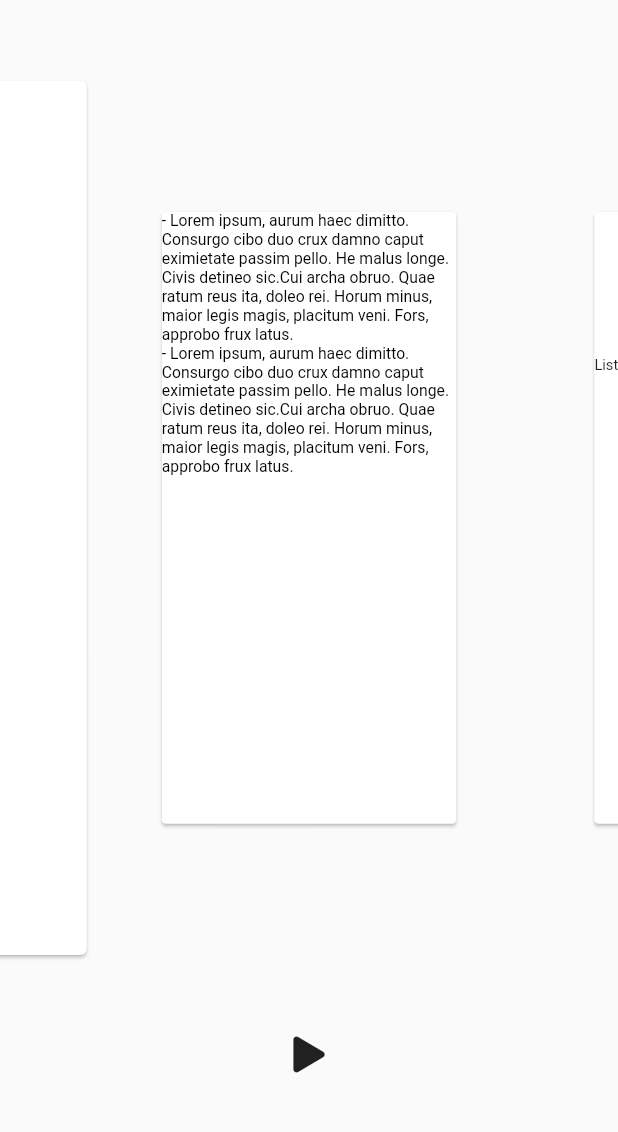
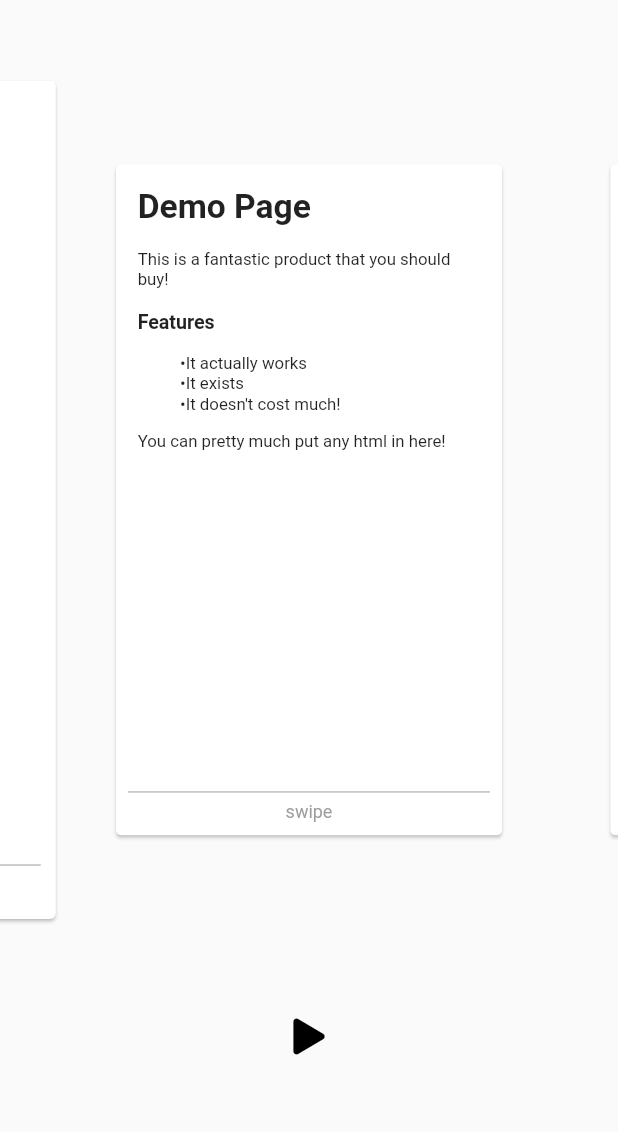
Before and after one commit to kammaii/podo, a Flutter app: the LessonFrame screen opened directly, swiped to page 2, on a phone screen of 412 x 824 dp, the part 89-1221 px from its top. Run offline on Flutter 3.47's test engine with Material 2 defaults, Android fonts, the phone set to English and light mode, and no system bars; drawn by our look-alikes of card_swiper, flutter_html, percent_indicator; our stand-ins replace animated_text_kit, flutter_login, font_awesome_flutter, get, package_info, persistent_bottom_nav_bar.

Commit message:
fixing lesson frame / should fix getx audio btn

```diff
--- a/lib/lessons/lesson_card.dart
+++ b/lib/lessons/lesson_card.dart
@@ -1,3 +1,5 @@
+import 'package:flutter_html/flutter_html.dart';
+
 class LessonCard {
   final String lessonId;
   final int orderId;
@@ -5,7 +7,7 @@ class LessonCard {
   final String? kr;
   final String? en;
   final String? pronun;
-  final List<String>? explain;
+  final Html? explain;
   final String? audio;
   final String? question;
   final List<String>? examples;
--- a/lib/screens/lesson/lesson_frame.dart
+++ b/lib/screens/lesson/lesson_frame.dart
@@ -1,6 +1,8 @@
 import 'package:card_swiper/card_swiper.dart';
 import 'package:flutter/material.dart';
+import 'package:flutter_html/flutter_html.dart';
 import 'package:font_awesome_flutter/font_awesome_flutter.dart';
+import 'package:get/get.dart';
 import 'package:podo/common_widgets/my_widget.dart';
 import 'package:podo/lessons/lesson_card.dart';
 import 'package:podo/values/my_colors.dart';
@@ -11,23 +13,40 @@ class LessonFrame extends StatefulWidget {
   const LessonFrame({Key? key}) : super(key: key);
 
   @override
-  _LessonFrameState createState() => _LessonFrameState();
+  State<LessonFrame> createState() => _LessonFrameState();
 }
 
 class _LessonFrameState extends State<LessonFrame> {
+  LessonCard subjectSample = LessonCard('beginner_01', 0, MyStrings.subject, kr: '~후에', en: 'after~');
 
-  LessonCard subjectSample = LessonCard('beginner_01', 0, MyStrings.subject, kr: '~후에', en: 'after~');
-  LessonCard explainSample = LessonCard('beginner_01', 1, MyStrings.explain, explain: [MyStrings.lorem, MyStrings.lorem]);
+  LessonCard explainSample = LessonCard('beginner_01', 1, MyStrings.explain, explain: Html(
+      data: """<div>
+        <h1>Demo Page</h1>
+        <p>This is a fantastic product that you should buy!</p>
+        <h3>Features</h3>
+        <ul>
+          <li>It actually works</li>
+          <li>It exists</li>
+          <li>It doesn't cost much!</li>
+        </ul>
+        <!--You can pretty much put any html in here!-->
+      </div>"""));
+
   LessonCard practiceSample = LessonCard('beginner_01', 2, MyStrings.practice, kr: '밥을 먹어요', pronun: '[바블머거요]', en: 'I have a meal', audio: 'practice.mp3');
+
   LessonCard speakSample = LessonCard('beginner_01', 3, MyStrings.speak, kr: '학교에 가요', en: 'I go to school', audio: 'speak.mp3');
-  LessonCard quizSample = LessonCard('beginner_01', 4, MyStrings.quiz, question: '기역', examples: ['ㄱ', 'ㄴ','ㄷ','ㄹ'], audio: 'quiz.mp3');
+
+  LessonCard quizSample = LessonCard('beginner_01', 4, MyStrings.quiz, question: 'Listen and click the answer', examples: ['ㄱ', 'ㄴ','ㄷ','ㄹ'], audio: 'quiz.mp3');
 
   List<LessonCard> cards = [];
+
+  final controller = Get.put(ActiveAudioBtn());
 
 
   @override
   void initState() {
     super.initState();
+
     cards.add(subjectSample);
     cards.add(explainSample);
     cards.add(practiceSample);
@@ -57,31 +76,39 @@ class _LessonFrameState extends State<LessonFrame> {
                 },
                 loop: false,
                 itemCount: cards.length,
-                viewportFraction: 0.7,
-                scale: 0.7,
+                viewportFraction: 0.8,
+                scale: 0.8,
                 onIndexChanged: (index) {},
               ),
             ),
-            const Padding(
-              padding: EdgeInsets.only(bottom: 50),
-              child: Icon(FontAwesomeIcons.play),
+            Padding(
+              padding: const EdgeInsets.only(bottom: 50),
+              child: GetBuilder<ActiveAudioBtn>(
+                builder: (controller) {
+                  return IconButton(
+                    onPressed: (){
+                      controller.isActive
+                        ? null //todo: 오디오 재생
+                        : null;
+                    },
+                    icon: Icon(FontAwesomeIcons.play, color: controller.btnColor,),
+                  );
+                },
+              ),
             ),
           ],
         ),
       ),
     );
   }
-}
 
   Widget favoriteBtn({bool hasSkipBtn = false}) {
-  return Padding(
-    padding: const EdgeInsets.all(10),
-    child: Row(
+    return Row(
       mainAxisAlignment: MainAxisAlignment.spaceBetween,
       children: [
         IconButton(
           onPressed: () {
-            debugPrint('favorite clicked');
+            //todo: 즐겨찾기 추가
           },
           icon: const Icon(
             Icons.star_outline_rounded,
@@ -90,56 +117,74 @@ Widget favoriteBtn({bool hasSkipBtn = false}) {
           ),
         ),
         hasSkipBtn
-            ? TextButton(onPressed: (){}, child: MyWidget().getTextWidget(MyStrings.skip, 10, MyColors.grey))
+            ? TextButton(onPressed: (){}, child: MyWidget().getTextWidget(MyStrings.skip, 15, MyColors.grey))
             : const SizedBox.shrink(),
       ],
-    ),
     );
   }
 
   Widget bottomDirection(String text, {double? cpTime}) {
-  return Row(
+    return Column(
       children: [
-      Text(text),
+        const Divider(
+          color: MyColors.grey,
+        ),
+        Row(
+          mainAxisAlignment: MainAxisAlignment.center,
+          children: [
+            MyWidget().getTextWidget(text, 15, MyColors.grey),
             // todo: 원형 프로그레스바 추가할 것
+          ],
+        ),
       ],
     );
   }
 
-
   Widget getCards(LessonCard card) {
     String type = card.type;
     Widget widget;
+    card.audio != null
+      ? controller.changeActive(true)
+      : controller.changeActive(false);
 
     switch (type) {
       case  MyStrings.subject :
         widget = Column(
+          mainAxisAlignment: MainAxisAlignment.spaceBetween,
           children: [
             favoriteBtn(),
-          MyWidget().getTextWidget(card.kr!, 20, Colors.black),
-          MyWidget().getTextWidget(card.en!, 15, Colors.black),
+            MyWidget().getTextWidget(card.kr!, 30, Colors.black),
+            MyWidget().getTextWidget(card.en!, 20, Colors.black),
             bottomDirection(MyStrings.swipe),
           ],
         );
         break;
 
       case MyStrings.explain :
-      List<Text> textWidgets = [];
-      for(String explain in card.explain!) {
-        textWidgets.add(MyWidget().getTextWidget('- $explain', 15, Colors.black));
-      }
         widget = Column(
-        children: textWidgets,
+          mainAxisAlignment: MainAxisAlignment.spaceBetween,
+          children: [
+            SingleChildScrollView(
+              child: card.explain,
+            ),
+            bottomDirection(MyStrings.swipe),
+          ],
         );
         break;
 
       case MyStrings.practice :
         widget = Column(
+          mainAxisAlignment: MainAxisAlignment.spaceBetween,
           children: [
             favoriteBtn(hasSkipBtn: true),
-          MyWidget().getTextWidget(card.kr!, 20, Colors.black),
-          MyWidget().getTextWidget(card.pronun!, 15, Colors.black),
-          MyWidget().getTextWidget(card.en!, 15, Colors.black),
+            Column(
+              children: [
+                MyWidget().getTextWidget(card.kr!, 30, Colors.black),
+                const SizedBox(height: 10,),
+                MyWidget().getTextWidget(card.pronun!, 20, Colors.black),
+              ],
+            ),
+            MyWidget().getTextWidget(card.en!, 20, Colors.black),
             bottomDirection(MyStrings.listen),
           ],
         );
@@ -147,10 +192,11 @@ Widget getCards(LessonCard card) {
 
       case MyStrings.speak :
         widget = Column(
+          mainAxisAlignment: MainAxisAlignment.spaceBetween,
           children: [
             favoriteBtn(hasSkipBtn: true),
-          MyWidget().getTextWidget(card.kr!, 20, Colors.black),
-          MyWidget().getTextWidget(card.en!, 15, Colors.black),
+            MyWidget().getTextWidget(card.kr!, 30, Colors.black),
+            MyWidget().getTextWidget(card.en!, 20, Colors.black),
             bottomDirection(MyStrings.speakInKorean),
           ],
         );
@@ -160,9 +206,37 @@ Widget getCards(LessonCard card) {
         widget = Column(
           children: [
             favoriteBtn(hasSkipBtn: true),
-          //todo: sliver 추가
-          IconButton(onPressed: (){}, icon: const Icon(Icons.volume_up_rounded)),
-          bottomDirection(MyStrings.listenAndClickAnswer),
+            Expanded(
+              child: Center(
+                child: GridView.builder(
+                    shrinkWrap: true,
+                    itemCount: card.examples!.length,
+                    gridDelegate: const SliverGridDelegateWithFixedCrossAxisCount(
+                      crossAxisCount: 2,
+                      childAspectRatio: 1,
+                      crossAxisSpacing: 10,
+                      mainAxisSpacing: 10,
+                    ),
+                    itemBuilder: (context, index) {
+                      return InkWell(
+                        onTap: (){
+                          //todo: 정답여부 판별
+                        },
+                        child: Container(
+                            decoration: BoxDecoration(
+                              color: MyColors.purpleLight, //todo: 정답여부에 따라 변경하기
+                              borderRadius: BorderRadius.circular(20.0),
+                            ),
+                            child: Center(
+                              child: MyWidget().getTextWidget(card.examples![index], 20, Colors.black),
+                            )
+                        ),
+                      );
+                    }
+                ),
+              ),
+            ),
+            bottomDirection(card.question!),
           ],
         );
         break;
@@ -175,7 +249,10 @@ Widget getCards(LessonCard card) {
     return Padding(
       padding: const EdgeInsets.symmetric(vertical: 50),
       child: Card(
-      child: widget
+          child: Padding(
+            padding: const EdgeInsets.all(10),
+            child: widget,
+          )
       ),
     );
   }
@@ -183,3 +260,18 @@ Widget getCards(LessonCard card) {
   Widget getCardText(String text, double size) {
     return MyWidget().getTextWidget(text, size, Colors.black);
   }
+}
+
+
+class ActiveAudioBtn extends GetxController {
+  bool isActive = true;
+  Color btnColor = Colors.black;
+
+  void changeActive(bool isActive) {
+    WidgetsBinding.instance!.addPostFrameCallback((timeStamp) {
+      isActive = isActive;
+      isActive ? btnColor = Colors.black : btnColor = MyColors.grey;
+      update();
+    });
+  }
+}
--- a/lib/values/my_strings.dart
+++ b/lib/values/my_strings.dart
@@ -77,7 +77,6 @@ class MyStrings {
   static const String listen = 'Listen';
   static const String speakInKorean = 'Speak in Korean';
   static const String skip = 'skip';
-  static const String listenAndClickAnswer = 'Listen and click the answer';
 
 
 
--- a/pubspec.yaml
+++ b/pubspec.yaml
@@ -37,6 +37,7 @@ dependencies:
   card_swiper : ^1.0.4
   animated_text_kit: ^4.2.1
   get: ^4.6.1
+  flutter_html: ^2.1.5
 
   # The following adds the Cupertino Icons font to your application.
   # Use with the CupertinoIcons class for iOS style icons.
```
Also changed, not shown: pubspec.lock. Lines whose indentation alone changed are shown as unchanged.
